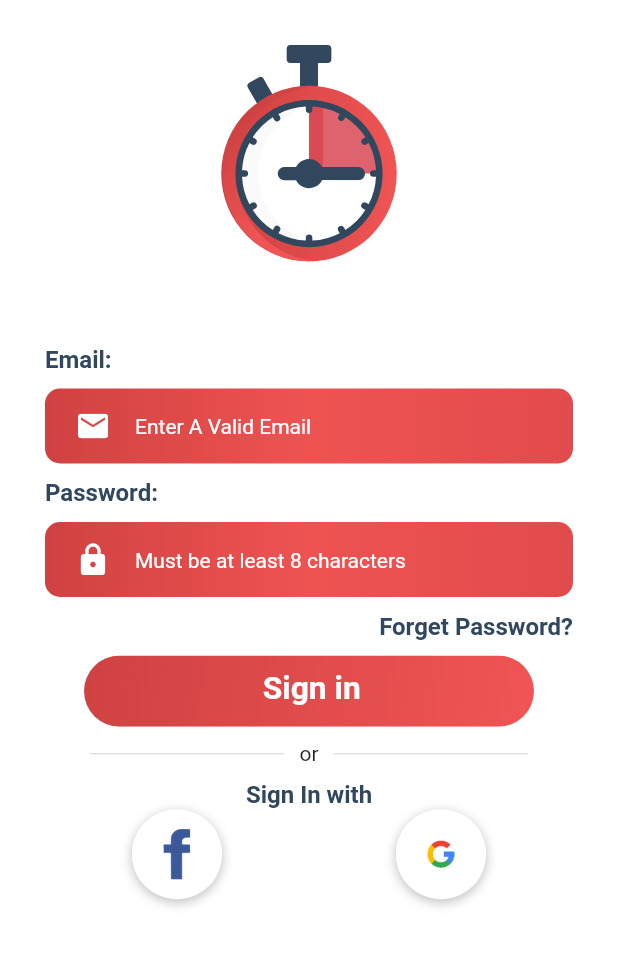
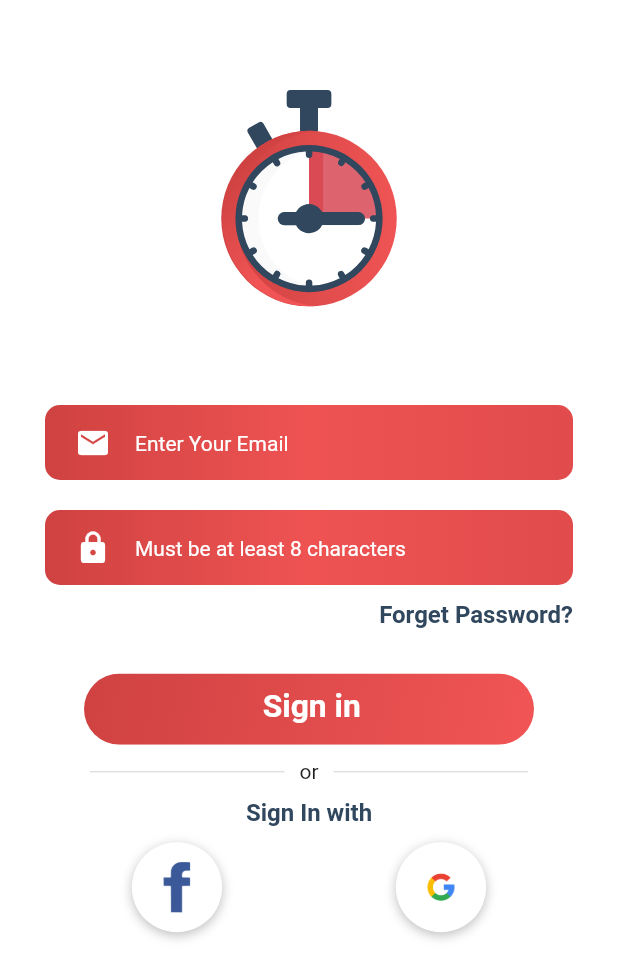
Before and after one commit to Firas-Amin/timer_tracker, a Flutter app: the screen it shows after launch, after a tap on an icon or button, on a phone screen of 412 x 824 dp. Shown: the top 979 px of the screen. Run offline on Flutter 3.47's test engine with Material 2 defaults, Android fonts, the phone set to English and light mode, and no system bars; our stand-ins replace flutter_svg; Roboto replaces fonts that are missing (Cairo).

Commit message:
Improving the UI/UX

```diff
--- a/lib/LoginPage.dart
+++ b/lib/LoginPage.dart
@@ -23,22 +23,22 @@ class LoginPage extends StatelessWidget {
             mainAxisAlignment: MainAxisAlignment.start,
 
             children: [
+              SizedBox(height: 30,),
 
               SvgPicture.asset('images/timeScreen.svg',width: 200, height: 200,),
 
-              Text("Email:", style: kMainText.copyWith(fontSize: 16),),
-              RoundedTextField(icon:Icons.mail,name: "Enter A Valid Email",),
+
+              RoundedTextField(icon:Icons.mail,name: "Enter Your Email",),
 
 
-              Text("Password:", style: kMainText.copyWith(fontSize: 16),),
               RoundedPasswordField(icon:Icons.lock,name: "Must be at least 8 characters",),
               Text("Forget Password?", textAlign: TextAlign.end, style: kMainText.copyWith(fontSize: 16),),
+              SizedBox(height: 30,),
 
-
+              ClickAbleImage(name:'asset1',width: 300,press: ()=>Navigator.push(context, MaterialPageRoute(builder:(c)=> LoginPage())),),
+              divider(),
+              Text("Sign In with ", textAlign: TextAlign.center, style: kMainText.copyWith(fontSize: 16),),
               SizedBox(height: 10,),
-              ClickAbleImage(name:'asset1',width: 300,press: ()=>Navigator.push(context, MaterialPageRoute(builder:(c)=> LoginPage())),),
-              _divider(),
-              Text("Sign In with ", textAlign: TextAlign.center, style: kMainText.copyWith(fontSize: 16),),
               Row(
                 mainAxisAlignment: MainAxisAlignment.spaceAround,
                 children: [
@@ -58,7 +58,7 @@ class LoginPage extends StatelessWidget {
 
 
 
-Widget _divider() {
+Widget divider() {
   return Container(
     margin: EdgeInsets.symmetric(vertical: 10),
     child: Row(
```
